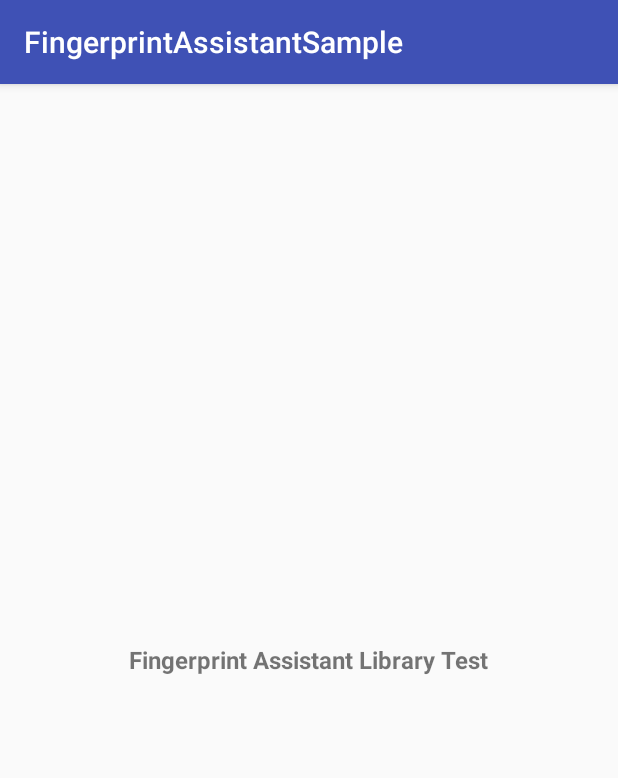
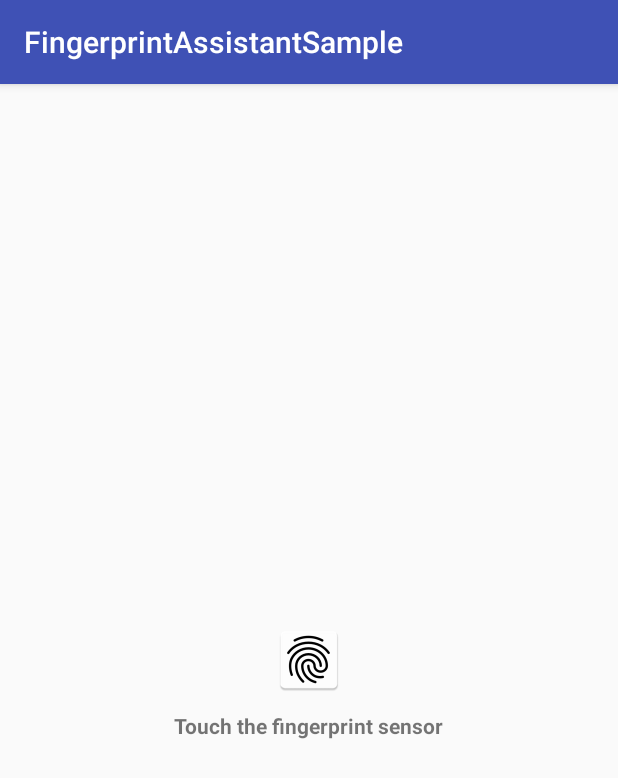
Before and after one commit to codingmonk21/FingerprintAssistant, an Android app: the screen it shows after launch (MainActivity), on a phone screen of 412 x 824 dp. Shown: the top 778 px of the screen. Run offline under Robolectric (Android 15) with nearby library versions, the phone set to English and light mode, and no system bars.

Commit message:
- Made directory structure in library module - Added fingerprint image asset in app - UI changes

```diff
--- a/app/src/main/res/layout/activity_main.xml
+++ b/app/src/main/res/layout/activity_main.xml
@@ -5,12 +5,20 @@
     android:layout_height="match_parent"
     tools:context="com.dev21.fingerprintassistantsample.MainActivity">
 
+    <ImageView
+        android:id="@+id/fingerprintImg"
+        android:layout_width="wrap_content"
+        android:layout_height="wrap_content"
+        android:layout_centerInParent="true"
+        android:src="@mipmap/ic_launcher" />
+
     <TextView
         android:layout_width="wrap_content"
         android:layout_height="wrap_content"
-        android:layout_centerInParent="true"
-        android:text="@string/fingerprint_assistant_library_test"
-        android:textSize="16sp"
+        android:layout_below="@+id/fingerprintImg"
+        android:layout_centerHorizontal="true"
+        android:layout_marginTop="10dp"
+        android:text="@string/touch_the_fingerprint_sensor"
         android:textStyle="bold" />
 
 </RelativeLayout>
--- a/app/src/main/res/values/strings.xml
+++ b/app/src/main/res/values/strings.xml
@@ -1,4 +1,4 @@
 <resources>
     <string name="app_name">FingerprintAssistantSample</string>
-    <string name="fingerprint_assistant_library_test">Fingerprint Assistant Library Test</string>
+    <string name="touch_the_fingerprint_sensor">Touch the fingerprint sensor</string>
 </resources>
--- a/fingerprintassistant/src/main/java/com/dev21/fingerprintassistant/FingerprintHelper.java
+++ b/fingerprintassistant/src/main/java/com/dev21/fingerprintassistant/helper/FingerprintHelper.java
@@ -1,4 +1,4 @@
-package com.dev21.fingerprintassistant;
+package com.dev21.fingerprintassistant.helper;
 
 import android.Manifest;
 import android.annotation.TargetApi;
@@ -11,7 +11,8 @@ import android.security.keystore.KeyGenParameterSpec;
 import android.security.keystore.KeyPermanentlyInvalidatedException;
 import android.security.keystore.KeyProperties;
 import android.support.v4.app.ActivityCompat;
-import android.util.Log;
+
+import com.dev21.fingerprintassistant.util.ResponseCode;
 
 import java.io.IOException;
 import java.security.InvalidAlgorithmParameterException;
--- a/fingerprintassistant/src/main/java/com/dev21/fingerprintassistant/FingerprintResultsHandler.java
+++ b/fingerprintassistant/src/main/java/com/dev21/fingerprintassistant/helper/FingerprintResultsHandler.java
@@ -1,4 +1,4 @@
-package com.dev21.fingerprintassistant;
+package com.dev21.fingerprintassistant.helper;
 
 import android.Manifest;
 import android.content.Context;
@@ -8,7 +8,9 @@ import android.os.Build;
 import android.os.CancellationSignal;
 import android.support.annotation.RequiresApi;
 import android.support.v4.app.ActivityCompat;
-import android.util.Log;
+
+import com.dev21.fingerprintassistant.interfaces.FingerprintAuthListener;
+import com.dev21.fingerprintassistant.util.ResponseCode;
 
 /**
  * Created by Prajwal on 24/05/17.
--- a/fingerprintassistant/src/main/java/com/dev21/fingerprintassistant/FingerprintAuthListener.java
+++ b/fingerprintassistant/src/main/java/com/dev21/fingerprintassistant/interfaces/FingerprintAuthListener.java
@@ -1,4 +1,4 @@
-package com.dev21.fingerprintassistant;
+package com.dev21.fingerprintassistant.interfaces;
 
 import android.hardware.fingerprint.FingerprintManager;
 
--- a/fingerprintassistant/src/main/java/com/dev21/fingerprintassistant/ResponseCode.java
+++ b/fingerprintassistant/src/main/java/com/dev21/fingerprintassistant/util/ResponseCode.java
@@ -1,4 +1,4 @@
-package com.dev21.fingerprintassistant;
+package com.dev21.fingerprintassistant.util;
 
 /**
  * Created by Prajwal on 26/05/17.
```
Also changed, not shown: app/src/main/java/com/dev21/fingerprintassistantsample/MainActivity.java (+4 -6 lines), app/src/main/ic_launcher-web.png (added), app/src/main/res/mipmap-hdpi/ic_launcher.png, app/src/main/res/mipmap-mdpi/ic_launcher.png, app/src/main/res/mipmap-xhdpi/ic_launcher.png, app/src/main/res/mipmap-xxhdpi/ic_launcher.png, app/src/main/res/mipmap-xxxhdpi/ic_launcher.png.
